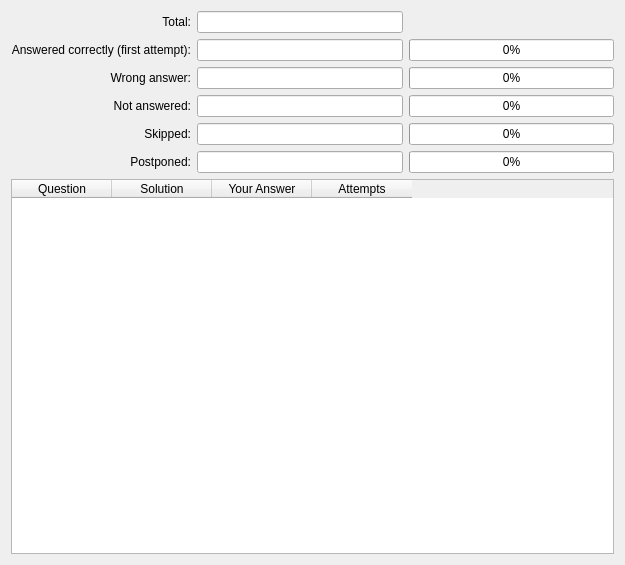
KDE/parley, file src/practice/practicesummarywidget.ui: the form before one commit.
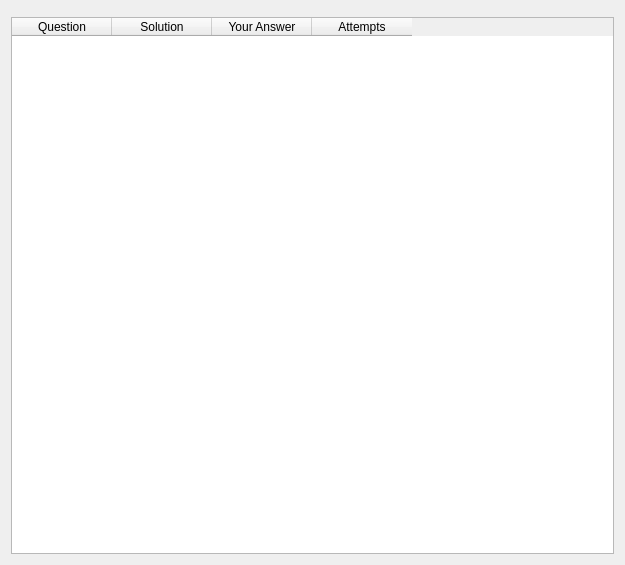
The form after the commit. Custom widgets are drawn as their Qt base class.

Commit message: show one nice colorful bar instead of dozens of progress bars with lots numbers ;)

```diff
--- a/src/practice/practicesummarywidget.ui
+++ b/src/practice/practicesummarywidget.ui
@@ -12,166 +12,7 @@
   </property>
   <layout class="QVBoxLayout" name="verticalLayout">
    <item>
-    <layout class="QGridLayout" name="gridLayout">
-     <item row="0" column="0">
-      <widget class="QLabel" name="label">
-       <property name="text">
-        <string>Total:</string>
-       </property>
-       <property name="alignment">
-        <set>Qt::AlignRight|Qt::AlignTrailing|Qt::AlignVCenter</set>
-       </property>
-      </widget>
-     </item>
-     <item row="0" column="1">
-      <widget class="KLineEdit" name="totalCountLineEdit">
-       <property name="inputMask">
-        <string/>
-       </property>
-       <property name="alignment">
-        <set>Qt::AlignRight|Qt::AlignTrailing|Qt::AlignVCenter</set>
-       </property>
-       <property name="readOnly">
-        <bool>true</bool>
-       </property>
-      </widget>
-     </item>
-     <item row="1" column="0">
-      <widget class="QLabel" name="label_2">
-       <property name="text">
-        <string>Answered correctly (first attempt):</string>
-       </property>
-       <property name="alignment">
-        <set>Qt::AlignRight|Qt::AlignTrailing|Qt::AlignVCenter</set>
-       </property>
-      </widget>
-     </item>
-     <item row="1" column="1">
-      <widget class="KLineEdit" name="correctLineEdit">
-       <property name="alignment">
-        <set>Qt::AlignRight|Qt::AlignTrailing|Qt::AlignVCenter</set>
-       </property>
-       <property name="readOnly">
-        <bool>true</bool>
-       </property>
-      </widget>
-     </item>
-     <item row="1" column="2">
-      <widget class="QProgressBar" name="correctProgressBar">
-       <property name="value">
-        <number>0</number>
-       </property>
-      </widget>
-     </item>
-     <item row="2" column="0">
-      <widget class="QLabel" name="label_3">
-       <property name="text">
-        <string>Wrong answer:</string>
-       </property>
-       <property name="alignment">
-        <set>Qt::AlignRight|Qt::AlignTrailing|Qt::AlignVCenter</set>
-       </property>
-      </widget>
-     </item>
-     <item row="2" column="1">
-      <widget class="KLineEdit" name="wrongLineEdit">
-       <property name="alignment">
-        <set>Qt::AlignRight|Qt::AlignTrailing|Qt::AlignVCenter</set>
-       </property>
-       <property name="readOnly">
-        <bool>true</bool>
-       </property>
-      </widget>
-     </item>
-     <item row="2" column="2">
-      <widget class="QProgressBar" name="wrongProgressBar">
-       <property name="value">
-        <number>0</number>
-       </property>
-      </widget>
-     </item>
-     <item row="3" column="0">
-      <widget class="QLabel" name="label_4">
-       <property name="text">
-        <string>Not answered:</string>
-       </property>
-       <property name="alignment">
-        <set>Qt::AlignRight|Qt::AlignTrailing|Qt::AlignVCenter</set>
-       </property>
-      </widget>
-     </item>
-     <item row="3" column="1">
-      <widget class="KLineEdit" name="notAnsweredLineEdit">
-       <property name="alignment">
-        <set>Qt::AlignRight|Qt::AlignTrailing|Qt::AlignVCenter</set>
-       </property>
-       <property name="readOnly">
-        <bool>true</bool>
-       </property>
-      </widget>
-     </item>
-     <item row="3" column="2">
-      <widget class="QProgressBar" name="notAnsweredProgressBar">
-       <property name="value">
-        <number>0</number>
-       </property>
-      </widget>
-     </item>
-     <item row="4" column="0">
-      <widget class="QLabel" name="skipKnownLabel">
-       <property name="text">
-        <string>Skipped:</string>
-       </property>
-       <property name="alignment">
-        <set>Qt::AlignRight|Qt::AlignTrailing|Qt::AlignVCenter</set>
-       </property>
-      </widget>
-     </item>
-     <item row="4" column="1">
-      <widget class="KLineEdit" name="skipKnownLineEdit">
-       <property name="alignment">
-        <set>Qt::AlignRight|Qt::AlignTrailing|Qt::AlignVCenter</set>
-       </property>
-       <property name="readOnly">
-        <bool>true</bool>
-       </property>
-      </widget>
-     </item>
-     <item row="4" column="2">
-      <widget class="QProgressBar" name="skipKnownProgressBar">
-       <property name="value">
-        <number>0</number>
-       </property>
-      </widget>
-     </item>
-     <item row="5" column="0">
-      <widget class="QLabel" name="skipUnknownLabel">
-       <property name="text">
-        <string>Postponed:</string>
-       </property>
-       <property name="alignment">
-        <set>Qt::AlignRight|Qt::AlignTrailing|Qt::AlignVCenter</set>
-       </property>
-      </widget>
-     </item>
-     <item row="5" column="1">
-      <widget class="KLineEdit" name="skipUnknownLineEdit">
-       <property name="alignment">
-        <set>Qt::AlignRight|Qt::AlignTrailing|Qt::AlignVCenter</set>
-       </property>
-       <property name="readOnly">
-        <bool>true</bool>
-       </property>
-      </widget>
-     </item>
-     <item row="5" column="2">
-      <widget class="QProgressBar" name="skipUnknownProgressBar">
-       <property name="value">
-        <number>0</number>
-       </property>
-      </widget>
-     </item>
-    </layout>
+    <widget class="Practice::SummaryBarWidget" name="summaryBar" native="true"/>
    </item>
    <item>
     <widget class="QTableWidget" name="tableWidget">
@@ -201,9 +42,10 @@
  </widget>
  <customwidgets>
   <customwidget>
-   <class>KLineEdit</class>
-   <extends>QLineEdit</extends>
-   <header>klineedit.h</header>
+   <class>Practice::SummaryBarWidget</class>
+   <extends>QWidget</extends>
+   <header>practice/summarybarwidget.h</header>
+   <container>1</container>
   </customwidget>
  </customwidgets>
  <resources/>
```
The commit also changes 4 other files.
